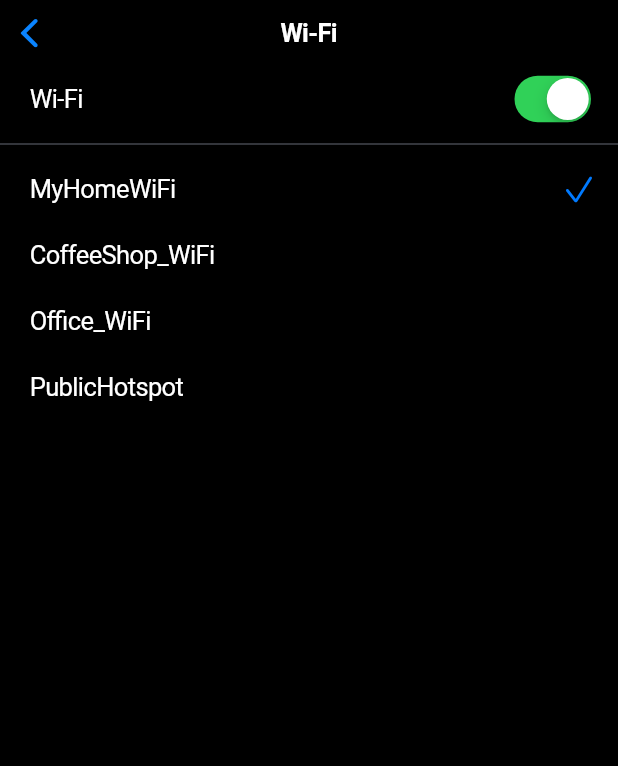
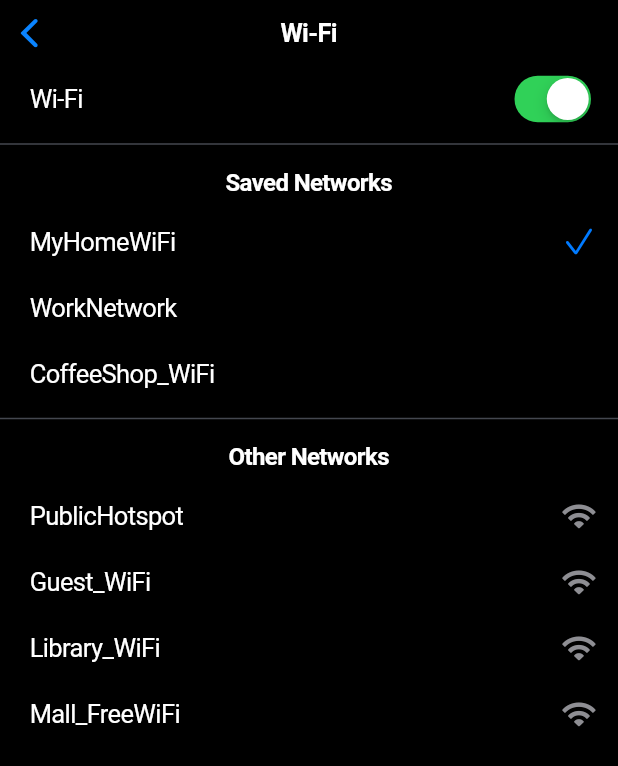
Before and after one commit to christian-cunanan-caparra/settings, a Flutter app: the WifiPage screen opened directly, on a phone screen of 412 x 824 dp. Shown: the top 766 px of the screen. Run offline on Flutter 3.47's test engine with Material 3 defaults, Android fonts, the phone set to English and light mode, and no system bars.

Commit message:
2nd commit

```diff
--- a/lib/main.dart
+++ b/lib/main.dart
@@ -162,11 +162,18 @@ class WifiPage extends StatefulWidget {
 class _WifiPageState extends State<WifiPage> {
   bool isWifiEnabled = true;
   String connectedNetwork = "MyHomeWiFi";
-  List<String> availableNetworks = [
+
+  List<String> savedNetworks = [
     "MyHomeWiFi",
+    "WorkNetwork",
     "CoffeeShop_WiFi",
-    "Office_WiFi",
+  ];
+
+  List<String> otherNetworks = [
     "PublicHotspot",
+    "Guest_WiFi",
+    "Library_WiFi",
+    "Mall_FreeWiFi",
   ];
 
   @override
@@ -195,16 +202,15 @@ class _WifiPageState extends State<WifiPage> {
             ),
             Divider(),
 
-            // Available Networks
-            if (isWifiEnabled)
-              Expanded(
-                child: CupertinoScrollbar(
-                  child: ListView.builder(
-                    itemCount: availableNetworks.length,
-                    itemBuilder: (context, index) {
-                      String network = availableNetworks[index];
+            // Saved Networks
+            if (isWifiEnabled) ...[
+              Padding(
+                padding: EdgeInsets.symmetric(horizontal: 16, vertical: 8),
+                child: Text("Saved Networks", style: TextStyle(fontSize: 16, fontWeight: FontWeight.bold)),
+              ),
+              Column(
+                children: savedNetworks.map((network) {
                   bool isConnected = network == connectedNetwork;
-
                   return CupertinoListTile(
                     title: Text(network),
                     trailing: isConnected
@@ -216,17 +222,39 @@ class _WifiPageState extends State<WifiPage> {
                       });
                     },
                   );
+                }).toList(),
+              ),
+
+              Divider(),
+
+              // Other Networks
+              Padding(
+                padding: EdgeInsets.symmetric(horizontal: 16, vertical: 8),
+                child: Text("Other Networks", style: TextStyle(fontSize: 16, fontWeight: FontWeight.bold)),
+              ),
+              Column(
+                children: otherNetworks.map((network) {
+                  return CupertinoListTile(
+                    title: Text(network),
+                    trailing: Icon(CupertinoIcons.wifi, color: CupertinoColors.systemGrey),
+                    onTap: () {
+                      setState(() {
+                        connectedNetwork = network;
+                        if (!savedNetworks.contains(network)) {
+                          savedNetworks.add(network);
+                        }
+                      });
                     },
+                  );
+                }).toList(),
               ),
-                ),
-              ),
+            ],
           ],
         ),
       ),
     );
   }
 }
-
 
 class BluetoothPage extends StatefulWidget {
   @override
```
Lines whose indentation alone changed are shown as unchanged.
